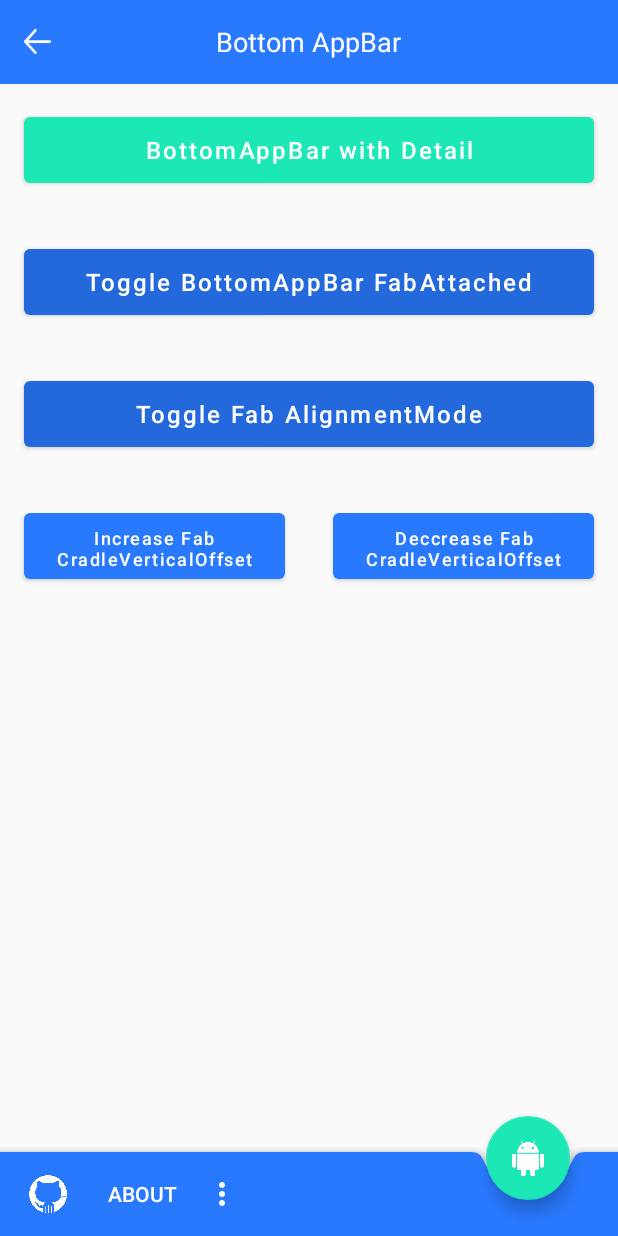
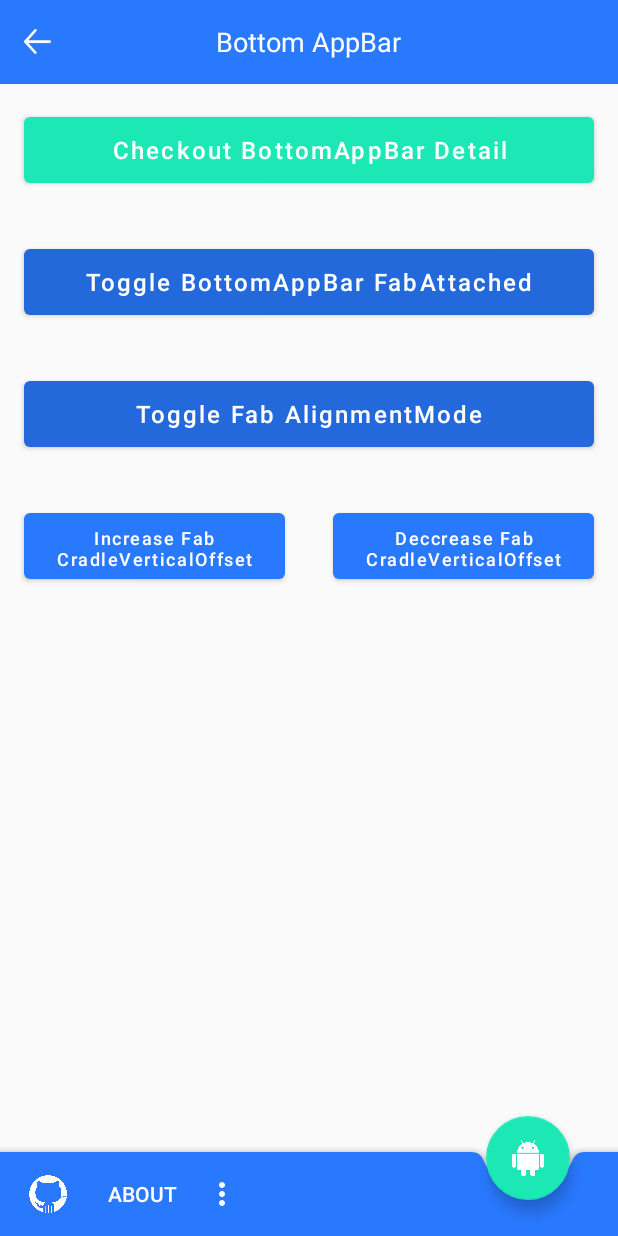
Before and after one commit to emretekin/Support-Library-v28-Additions, an Android app: the BottomAppBarActivity screen opened directly, with no data from a screen before it, on a phone screen of 412 x 824 dp. Run offline under Robolectric (Android 15) with nearby library versions, the phone set to English and light mode, and no system bars; 1 statement that could not run was skipped.

Commit message:
minor improvements

```diff
--- a/app/src/main/AndroidManifest.xml
+++ b/app/src/main/AndroidManifest.xml
@@ -31,5 +31,7 @@
         <activity
             android:name=".MaterialCardviewActivity"
             android:screenOrientation="portrait" />
+        <activity android:name=".BottomAppBarDetailActivity"></activity>
     </application>
+
 </manifest>
--- a/app/src/main/java/com/emretekin/supportlibraryv28additions/BottomAppBarActivity.kt
+++ b/app/src/main/java/com/emretekin/supportlibraryv28additions/BottomAppBarActivity.kt
@@ -26,6 +26,7 @@ class BottomAppBarActivity : AppCompatActivity() {
     private lateinit var fab: FloatingActionButton;
     private lateinit var fabAttachedButton: MaterialButton;
     private lateinit var fabAlignmentButton: MaterialButton;
+    private lateinit var bottomAppBarDetailButton: MaterialButton;
     private lateinit var fabCradleVerticalOffsetButton: MaterialButton;
     private lateinit var decFabCradleVerticalOffsetButton: MaterialButton;
 
@@ -51,6 +52,7 @@ class BottomAppBarActivity : AppCompatActivity() {
         fabAlignmentButton = findViewById(R.id.fabAlignment_button);
         fabCradleVerticalOffsetButton = findViewById(R.id.fabCradleVerticalOffset_button);
         decFabCradleVerticalOffsetButton = findViewById(R.id.dec_fabCradleVerticalOffset_button);
+        bottomAppBarDetailButton = findViewById(R.id.bottomAppBarDetail_button);
         arrowImageview = findViewById(R.id.arrow_imageview);
     }
 
@@ -73,6 +75,7 @@ class BottomAppBarActivity : AppCompatActivity() {
         fabAlignmentButton.setOnClickListener { bottomAppbar.toggleAlignment() }
         fabCradleVerticalOffsetButton.setOnClickListener { bottomAppbar.increaseCradleVerticalOffset(30) }
         decFabCradleVerticalOffsetButton.setOnClickListener { bottomAppbar.increaseCradleVerticalOffset(0) }
+        bottomAppBarDetailButton.setOnClickListener { startActivity(Intent(this, BottomAppBarDetailActivity::class.java)) }
 
         fab.setOnClickListener { goToSomewhere("https://medium.com/@emre.tekin/android-design-support-library-v28-3e0ea4d9f688") }
     }
--- a/app/src/main/res/layout/activity_bottom_app_bar.xml
+++ b/app/src/main/res/layout/activity_bottom_app_bar.xml
@@ -17,7 +17,7 @@
         <android.support.design.button.MaterialButton
             android:id="@+id/bottomAppBarDetail_button"
             style="@style/MainDefaultButton"
-            android:text="BottomAppBar with Detail"
+            android:text="Checkout BottomAppBar Detail"
             app:backgroundTint="@color/gGreen"
             app:rippleColor="@color/white" />
 
```
Also changed, not shown: app/src/main/java/com/emretekin/supportlibraryv28additions/BottomAppBarDetailActivity.kt (added, +35 -0 lines), app/src/main/res/layout/activity_bottom_app_bar_detail.xml (added, +11 -0 lines).
